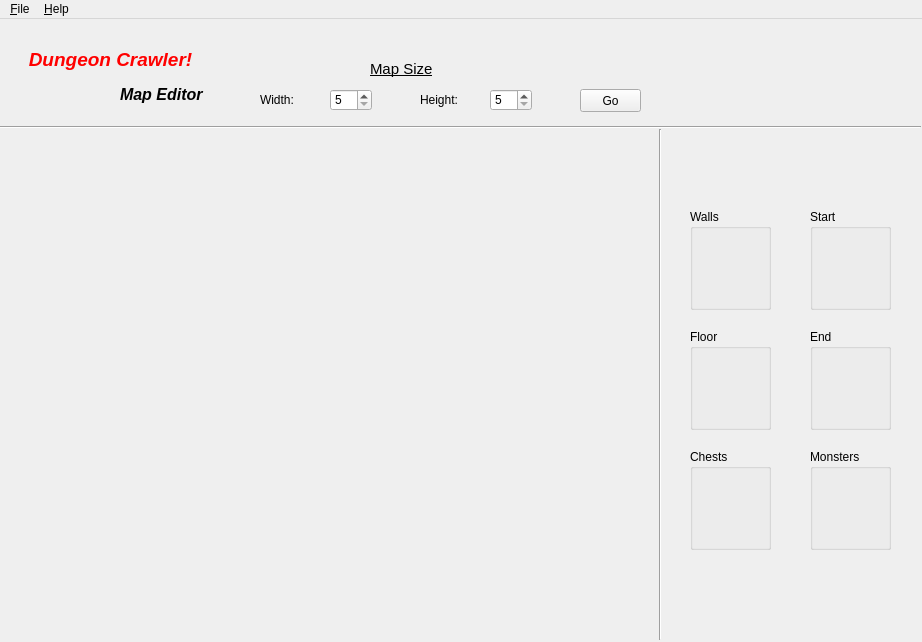
This is Project/DnD_Game/mapcreator.ui in ChrisMukherjee/COMP345-Project as Qt 5 draws it before an edit. The edited form follows.
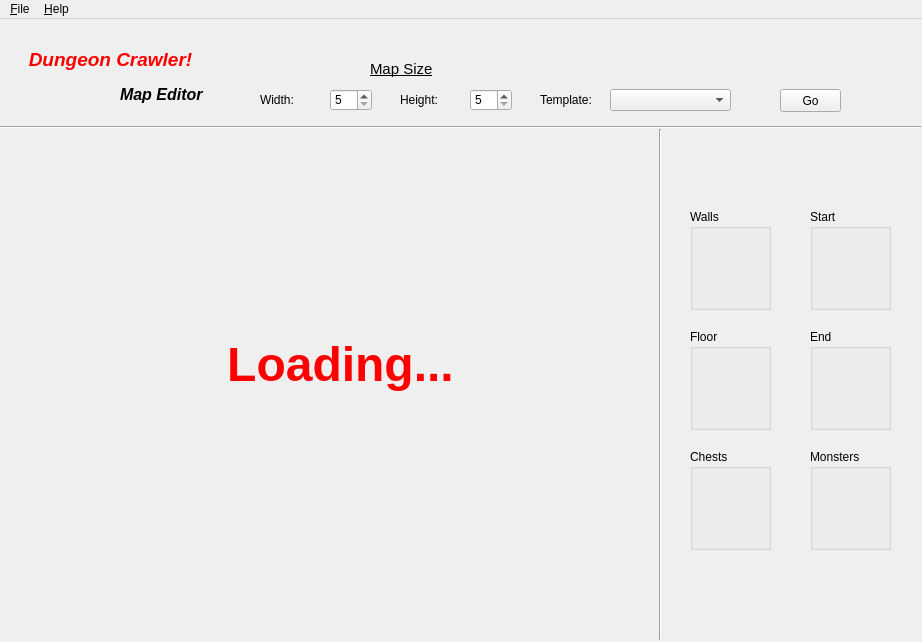
This is the edited form. Icons and pictures are not drawn. Custom widgets are drawn as their Qt base class.

Diff of the .ui file:
```diff
--- a/Project/DnD_Game/mapcreator.ui
+++ b/Project/DnD_Game/mapcreator.ui
@@ -20,7 +20,7 @@
    <widget class="QPushButton" name="goButton">
     <property name="geometry">
      <rect>
-      <x>580</x>
+      <x>780</x>
       <y>70</y>
       <width>61</width>
       <height>23</height>
@@ -46,7 +46,7 @@
    <widget class="QLabel" name="heightLabel">
     <property name="geometry">
      <rect>
-      <x>420</x>
+      <x>400</x>
       <y>70</y>
       <width>46</width>
       <height>21</height>
@@ -118,7 +118,7 @@
    <widget class="QSpinBox" name="hValue">
     <property name="geometry">
      <rect>
-      <x>490</x>
+      <x>470</x>
       <y>70</y>
       <width>42</width>
       <height>22</height>
@@ -352,6 +352,45 @@
      <string>&lt;html&gt;&lt;head/&gt;&lt;body&gt;&lt;p align=&quot;center&quot;&gt;&lt;span style=&quot; font-size:14pt; font-weight:600; font-style:italic; color:#ff0000;&quot;&gt;Dungeon Crawler!&lt;/span&gt;&lt;/p&gt;&lt;/body&gt;&lt;/html&gt;</string>
     </property>
    </widget>
+   <widget class="QLabel" name="loadingLabel">
+    <property name="geometry">
+     <rect>
+      <x>-10</x>
+      <y>290</y>
+      <width>701</width>
+      <height>111</height>
+     </rect>
+    </property>
+    <property name="text">
+     <string>&lt;html&gt;&lt;head/&gt;&lt;body&gt;&lt;p align=&quot;center&quot;&gt;&lt;span style=&quot; font-size:36pt; font-weight:600; color:#ff0000;&quot;&gt;Loading...&lt;/span&gt;&lt;/p&gt;&lt;/body&gt;&lt;/html&gt;</string>
+    </property>
+   </widget>
+   <widget class="QComboBox" name="templateCombo">
+    <property name="geometry">
+     <rect>
+      <x>610</x>
+      <y>70</y>
+      <width>121</width>
+      <height>22</height>
+     </rect>
+    </property>
+    <property name="toolTip">
+     <string>Choose a template...</string>
+    </property>
+   </widget>
+   <widget class="QLabel" name="templateLabel">
+    <property name="geometry">
+     <rect>
+      <x>540</x>
+      <y>70</y>
+      <width>61</width>
+      <height>21</height>
+     </rect>
+    </property>
+    <property name="text">
+     <string>Template:</string>
+    </property>
+   </widget>
   </widget>
   <widget class="QMenuBar" name="menubar">
    <property name="geometry">
```
Left out of the diff: 2 changed lines with no effect on the pictures.
